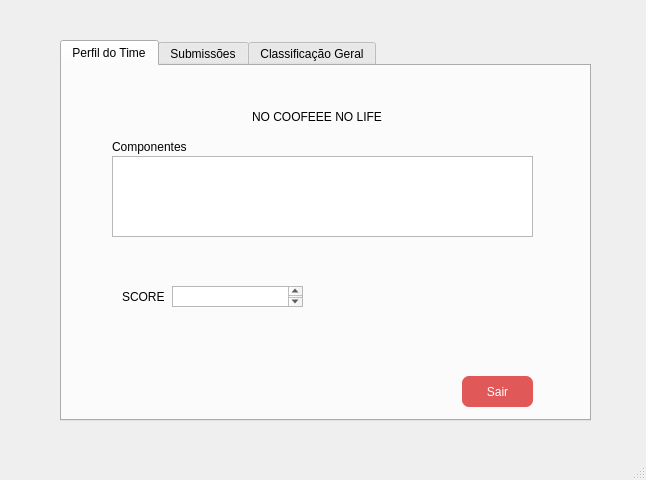
Before: the Qt Designer form UserTeam.ui in Samuel-OR/Snake_Mouth, drawn with Qt 5.
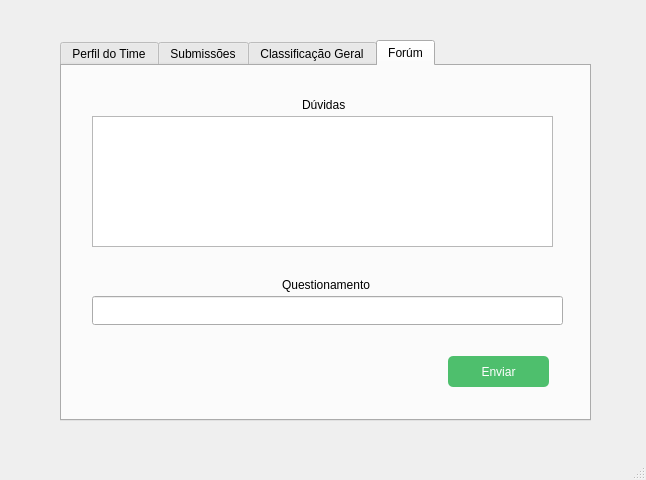
After: the same form once the commit is applied.

The edit to the form file:
```diff
--- a/UserTeam.ui
+++ b/UserTeam.ui
@@ -24,7 +24,7 @@
      </rect>
     </property>
     <property name="currentIndex">
-     <number>0</number>
+     <number>3</number>
     </property>
     <widget class="QWidget" name="tab">
      <attribute name="title">
@@ -252,6 +252,76 @@
       </column>
      </widget>
     </widget>
+    <widget class="QWidget" name="tab_4">
+     <attribute name="title">
+      <string>Forúm</string>
+     </attribute>
+     <widget class="QLabel" name="label_8">
+      <property name="geometry">
+       <rect>
+        <x>240</x>
+        <y>30</y>
+        <width>71</width>
+        <height>17</height>
+       </rect>
+      </property>
+      <property name="text">
+       <string>Dúvidas</string>
+      </property>
+     </widget>
+     <widget class="QGraphicsView" name="graphicsView_2">
+      <property name="geometry">
+       <rect>
+        <x>30</x>
+        <y>50</y>
+        <width>461</width>
+        <height>131</height>
+       </rect>
+      </property>
+     </widget>
+     <widget class="QPushButton" name="pushButton_2">
+      <property name="geometry">
+       <rect>
+        <x>386</x>
+        <y>290</y>
+        <width>101</width>
+        <height>31</height>
+       </rect>
+      </property>
+      <property name="styleSheet">
+       <string notr="true">background-color: #4ebf6d;
+border-radius: 5px;
+padding: 4px;
+color: white;</string>
+      </property>
+      <property name="text">
+       <string>Enviar</string>
+      </property>
+     </widget>
+     <widget class="QLineEdit" name="lineEdit_6">
+      <property name="geometry">
+       <rect>
+        <x>30</x>
+        <y>230</y>
+        <width>471</width>
+        <height>29</height>
+       </rect>
+      </property>
+     </widget>
+     <widget class="QLabel" name="label_9">
+      <property name="geometry">
+       <rect>
+        <x>220</x>
+        <y>210</y>
+        <width>101</width>
+        <height>17</height>
+       </rect>
+      </property>
+      <property name="text">
+       <string>Questionamento</string>
+      </property>
+     </widget>
+    </widget>
    </widget>
   </widget>
   <widget class="QMenuBar" name="menubar">
```
Left out of the diff: 25 changed lines with no effect on the pictures.
